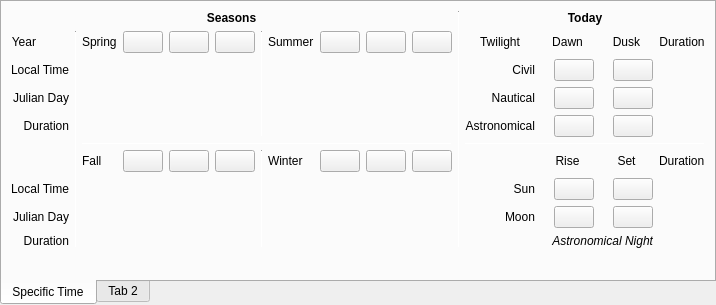
The window that src/gui/astroCalcAlmanacWidget.ui (Stellarium/stellarium) describes before a commit, drawn with Qt 5.
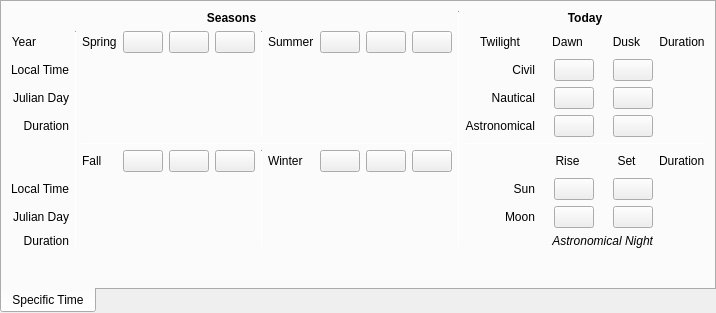
The same window after the commit. Icons and pictures are not drawn.

Commit message:
Removed second tab
Only one feature is implemented at the moment

```diff
--- a/src/gui/astroCalcAlmanacWidget.ui
+++ b/src/gui/astroCalcAlmanacWidget.ui
@@ -7,7 +7,7 @@
     <x>0</x>
     <y>0</y>
     <width>623</width>
-    <height>305</height>
+    <height>313</height>
    </rect>
   </property>
   <property name="sizePolicy">
@@ -1069,11 +1069,6 @@
        </item>
       </layout>
      </widget>
-     <widget class="QWidget" name="tab_2">
-      <attribute name="title">
-       <string>Tab 2</string>
-      </attribute>
-     </widget>
     </widget>
    </item>
   </layout>
```
